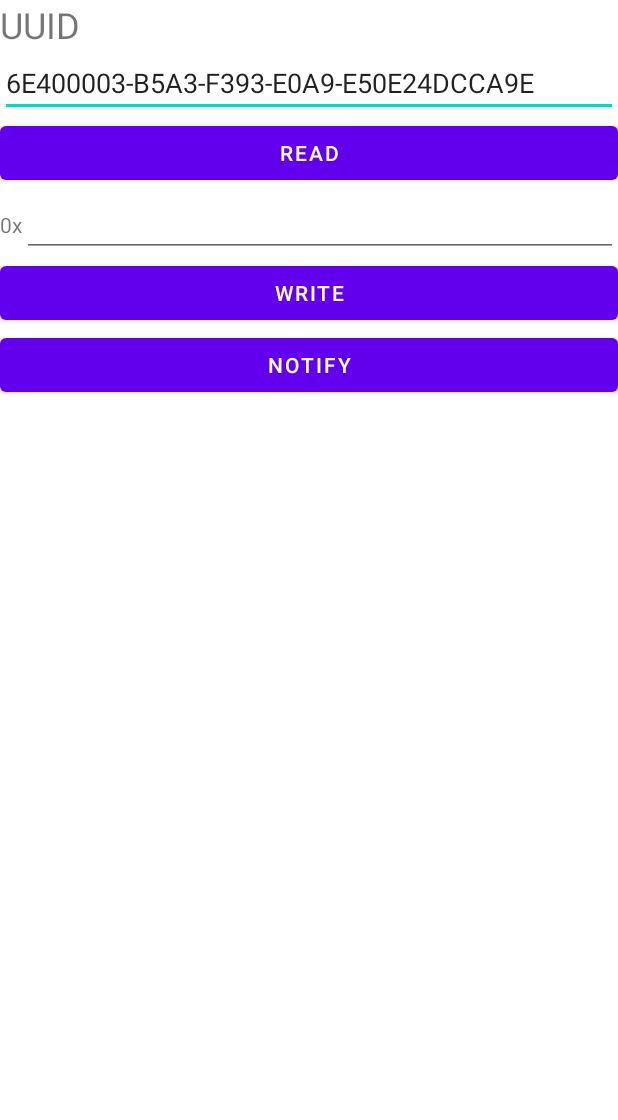
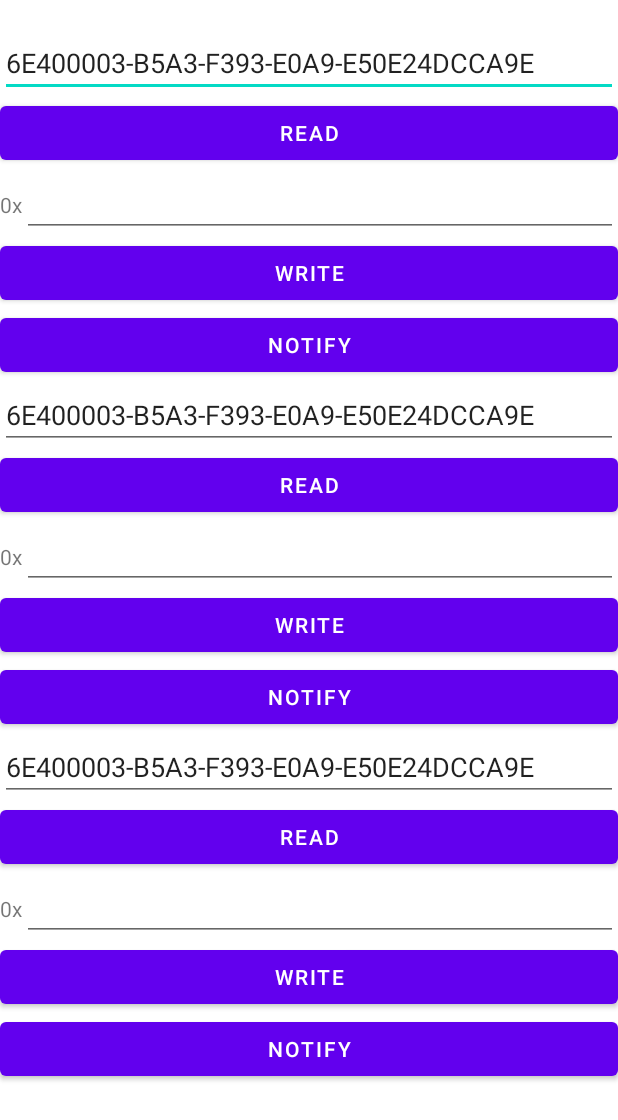
Before and after one commit to Algorigo/AlgorigoBleLibrary, an Android app: the layout activity_device.xml on its own in the app's theme, with its tools: preview values and no code run, on a phone screen of 412 x 824 dp. Shown: the top 1120 px of the screen. Run offline under Robolectric (Android 15) with nearby library versions, the phone set to English and light mode, and no system bars.

Commit message:
characteristic 리스트 가져오는 api 추가

```diff
--- a/algorigoble2/src/main/java/com/algorigo/algorigoble2/BleDevice.kt
+++ b/algorigoble2/src/main/java/com/algorigo/algorigoble2/BleDevice.kt
@@ -51,6 +51,8 @@ class BleDevice() {
 
     fun disconnect() = engine.disconnect()
 
+    fun getCharacteristicsSingle() = engine.getCharacteristicsSingle()
+
     fun readCharacteristicSingle(characteristicUuid: UUID) =
         engine.readCharacteristicSingle(characteristicUuid)
     fun writeCharacteristicSingle(characteristicUuid: UUID, byteArray: ByteArray) =
--- a/algorigoble2/src/main/java/com/algorigo/algorigoble2/BleDeviceEngine.kt
+++ b/algorigoble2/src/main/java/com/algorigo/algorigoble2/BleDeviceEngine.kt
@@ -1,5 +1,6 @@
 package com.algorigo.algorigoble2
 
+import android.bluetooth.BluetoothGattCharacteristic
 import com.jakewharton.rxrelay3.BehaviorRelay
 import io.reactivex.rxjava3.core.Completable
 import io.reactivex.rxjava3.core.Observable
@@ -23,6 +24,8 @@ abstract class BleDeviceEngine {
 
     abstract fun disconnect()
 
+    abstract fun getCharacteristicsSingle(): Single<List<BluetoothGattCharacteristic>>
+
     abstract fun readCharacteristicSingle(characteristicUuid: UUID): Single<ByteArray>
     abstract fun writeCharacteristicSingle(characteristicUuid: UUID, byteArray: ByteArray): Single<ByteArray>
     abstract fun setupNotification(characteristicUuid: UUID, byteArray: ByteArray): Observable<Observable<ByteArray>>
--- a/app/src/main/res/layout/activity_device.xml
+++ b/app/src/main/res/layout/activity_device.xml
@@ -1,5 +1,6 @@
 <?xml version="1.0" encoding="utf-8"?>
 <LinearLayout xmlns:android="http://schemas.android.com/apk/res/android"
+    xmlns:app="http://schemas.android.com/apk/res-auto"
     xmlns:tools="http://schemas.android.com/tools"
     android:layout_width="match_parent"
     android:layout_height="match_parent"
@@ -7,58 +8,17 @@
     tools:context=".DeviceActivity">
 
     <TextView
-        android:id="@+id/uuid_label"
-        android:layout_width="wrap_content"
-        android:layout_height="wrap_content"
-        android:text="UUID"
-        android:textSize="24sp" />
-
-    <EditText
-        android:id="@+id/uuid_edit_text"
-        android:layout_width="match_parent"
-        android:layout_height="wrap_content"
-        android:text="6E400003-B5A3-F393-E0A9-E50E24DCCA9E" />
-
-    <Button
-        android:id="@+id/read_characteristic_btn"
-        android:layout_width="match_parent"
-        android:layout_height="wrap_content"
-        android:text="Read" />
-
-    <LinearLayout
-        android:layout_width="match_parent"
-        android:layout_height="wrap_content"
-        android:layout_gravity="center_vertical"
-        android:orientation="horizontal">
-
-        <TextView
-            android:layout_width="wrap_content"
-            android:layout_height="wrap_content"
-            android:text="0x" />
-
-        <EditText
-            android:id="@+id/write_edit_text"
-            android:layout_width="match_parent"
-            android:layout_height="wrap_content" />
-
-    </LinearLayout>
-
-    <Button
-        android:id="@+id/write_characteristic_btn"
-        android:layout_width="match_parent"
-        android:layout_height="wrap_content"
-        android:text="Write" />
-
-    <Button
-        android:id="@+id/notify_btn"
-        android:layout_width="match_parent"
-        android:layout_height="wrap_content"
-        android:text="Notify" />
-
-    <TextView
         android:id="@+id/result_text_view"
         android:layout_width="match_parent"
+        android:layout_height="wrap_content" />
+
+    <androidx.recyclerview.widget.RecyclerView
+        android:id="@+id/characteristic_list_view"
+        android:layout_width="match_parent"
         android:layout_height="0px"
-        android:layout_weight="1" />
+        android:layout_weight="1"
+        android:orientation="vertical"
+        app:layoutManager="androidx.recyclerview.widget.LinearLayoutManager"
+        tools:listitem="@layout/item_characteristic" />
 
 </LinearLayout>
--- /dev/null
+++ b/app/src/main/res/layout/item_characteristic.xml
@@ -0,0 +1,51 @@
+<?xml version="1.0" encoding="utf-8"?>
+<LinearLayout xmlns:android="http://schemas.android.com/apk/res/android"
+    xmlns:tools="http://schemas.android.com/tools"
+    android:layout_width="match_parent"
+    android:layout_height="wrap_content"
+    android:orientation="vertical">
+
+    <EditText
+        android:id="@+id/uuid_edit_text"
+        android:layout_width="match_parent"
+        android:layout_height="wrap_content"
+        tools:text="6E400003-B5A3-F393-E0A9-E50E24DCCA9E" />
+
+    <Button
+        android:id="@+id/read_characteristic_btn"
+        android:layout_width="match_parent"
+        android:layout_height="wrap_content"
+        android:text="Read" />
+
+    <LinearLayout
+        android:id="@+id/write_characteristic_layout"
+        android:layout_width="match_parent"
+        android:layout_height="wrap_content"
+        android:layout_gravity="center_vertical"
+        android:orientation="horizontal">
+
+        <TextView
+            android:layout_width="wrap_content"
+            android:layout_height="wrap_content"
+            android:text="0x" />
+
+        <EditText
+            android:id="@+id/write_edit_text"
+            android:layout_width="match_parent"
+            android:layout_height="wrap_content" />
+
+    </LinearLayout>
+
+    <Button
+        android:id="@+id/write_characteristic_btn"
+        android:layout_width="match_parent"
+        android:layout_height="wrap_content"
+        android:text="Write" />
+
+    <Button
+        android:id="@+id/notify_btn"
+        android:layout_width="match_parent"
+        android:layout_height="wrap_content"
+        android:text="Notify" />
+
+</LinearLayout>
```
Also changed, not shown: algorigoble2/src/main/java/com/algorigo/algorigoble2/impl/BleDeviceEngineImpl.kt (+7 -0 lines), app/src/main/java/com/algorigo/algorigoblelibrary/CharacteristicAdapter.kt (added, +89 -0 lines), app/src/main/java/com/algorigo/algorigoblelibrary/DeviceActivity.kt (+74 -84 lines).
